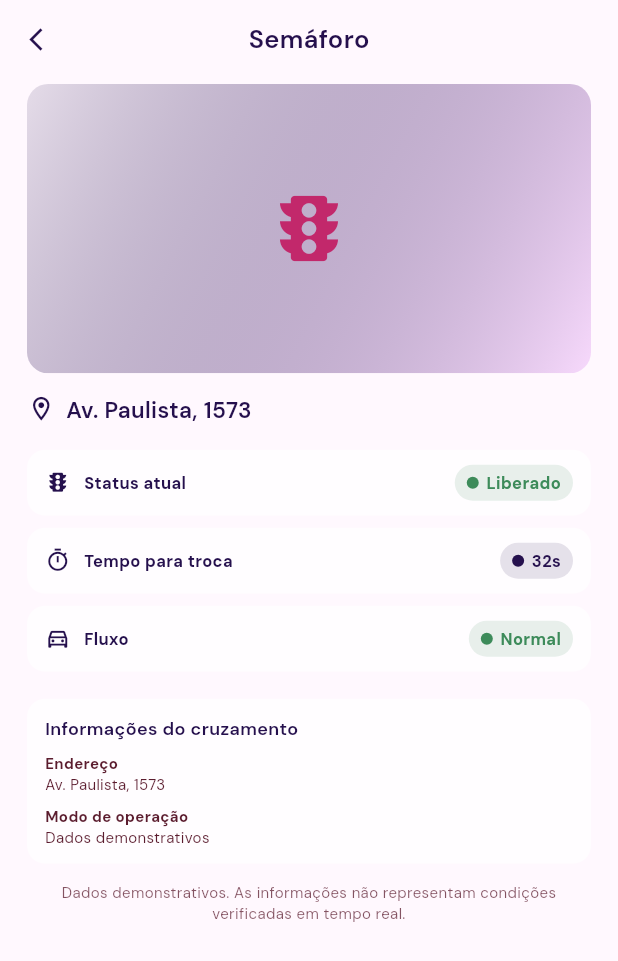
After one commit to juliarichesky/sinalizaai-mobile, a Flutter app: the TrafficLightDetailScreen screen opened directly with sample values from the repository, on a phone screen of 412 x 824 dp. The commit adds this screen. Shown: the top 961 px of the screen. Run offline on Flutter 3.47's test engine with Material 3 defaults, Android fonts, the phone set to English and light mode, and no system bars; our stand-ins replace google_fonts.

Commit message:
feat: implement traffic light details screen

```diff
--- a/lib/data/mock_map_points.dart
+++ b/lib/data/mock_map_points.dart
@@ -9,6 +9,12 @@ class MapPoint {
     required this.status,
     required this.flow,
     required this.position,
+    this.address,
+    this.changeTime,
+    this.intersection,
+    this.operationMode,
+    this.lastUpdated,
+    this.imageAsset,
   });
 
   final String name;
@@ -16,6 +22,12 @@ class MapPoint {
   final String status;
   final String flow;
   final Offset position;
+  final String? address;
+  final String? changeTime;
+  final String? intersection;
+  final String? operationMode;
+  final String? lastUpdated;
+  final String? imageAsset;
 }
 
 const mockMapPoints = [
@@ -25,6 +37,9 @@ const mockMapPoints = [
     status: 'Liberado',
     flow: 'Fluxo normal',
     position: Offset(0.52, 0.19),
+    address: 'Av. Paulista, 1573',
+    changeTime: '32s',
+    operationMode: 'Dados demonstrativos',
   ),
   MapPoint(
     name: 'Semáforo Rua Augusta',
@@ -32,6 +47,8 @@ const mockMapPoints = [
     status: 'Atenção',
     flow: 'Fluxo intenso',
     position: Offset(0.78, 0.40),
+    address: 'Rua Augusta, 1200',
+    operationMode: 'Dados demonstrativos',
   ),
   MapPoint(
     name: 'Semáforo Rua da Consolação',
@@ -39,6 +56,9 @@ const mockMapPoints = [
     status: 'Liberado',
     flow: 'Fluxo normal',
     position: Offset(0.68, 0.72),
+    address: 'Rua da Consolação, 900',
+    changeTime: '18s',
+    operationMode: 'Dados demonstrativos',
   ),
   MapPoint(
     name: 'Alagamento',
--- a/lib/screens/map_screen.dart
+++ b/lib/screens/map_screen.dart
@@ -9,6 +9,7 @@ import 'alerts_screen.dart';
 import 'home_screen.dart';
 import 'shelter_detail_screen.dart';
 import 'shelters_screen.dart';
+import 'traffic_light_detail_screen.dart';
 
 enum _MapMode { trafficLights, shelters }
 
@@ -62,6 +63,15 @@ class _MapScreenState extends State<MapScreen> {
       _searchController.clear();
     });
     _searchFocusNode.unfocus();
+  }
+
+  void _openTrafficDetails(int index) {
+    _selectTrafficPoint(index);
+    Navigator.of(context).push(
+      MaterialPageRoute<void>(
+        builder: (_) => TrafficLightDetailScreen(point: _trafficPoints[index]),
+      ),
+    );
   }
 
   void _selectMode(_MapMode mode) {
@@ -167,7 +177,7 @@ class _MapScreenState extends State<MapScreen> {
                             child: _MapMarker(
                               point: _trafficPoints[index],
                               isSelected: index == _selectedTrafficIndex,
-                              onTap: () => _selectTrafficPoint(index),
+                              onTap: () => _openTrafficDetails(index),
                             ),
                           ),
                       if (_selectedMode == _MapMode.shelters)
@@ -196,7 +206,11 @@ class _MapScreenState extends State<MapScreen> {
                           left: 14,
                           right: 14,
                           bottom: 70,
-                          child: _PointInfoCard(point: _selectedPoint),
+                          child: _PointInfoCard(
+                            point: _selectedPoint,
+                            onDetails: () =>
+                                _openTrafficDetails(_selectedTrafficIndex),
+                          ),
                         ),
                       if (_selectedMode == _MapMode.shelters &&
                           _selectedShelterIndex != null)
@@ -585,9 +599,10 @@ class _MapMarker extends StatelessWidget {
 }
 
 class _PointInfoCard extends StatelessWidget {
-  const _PointInfoCard({required this.point});
+  const _PointInfoCard({required this.point, required this.onDetails});
 
   final MapPoint point;
+  final VoidCallback onDetails;
 
   @override
   Widget build(BuildContext context) {
@@ -660,6 +675,7 @@ class _PointInfoCard extends StatelessWidget {
                 ],
               ),
             ),
+            TextButton(onPressed: onDetails, child: const Text('Ver detalhes')),
           ],
         ),
       ),
--- /dev/null
+++ b/lib/screens/traffic_light_detail_screen.dart
@@ -0,0 +1,395 @@
+import 'package:flutter/material.dart';
+
+import '../core/theme/app_colors.dart';
+import '../core/theme/app_typography.dart';
+import '../data/mock_map_points.dart';
+
+class TrafficLightDetailScreen extends StatelessWidget {
+  const TrafficLightDetailScreen({super.key, required this.point});
+
+  final MapPoint point;
+
+  @override
+  Widget build(BuildContext context) {
+    return Scaffold(
+      backgroundColor: AppColors.softBackground,
+      body: SafeArea(
+        child: Column(
+          children: [
+            _TrafficLightHeader(onBack: () => Navigator.of(context).pop()),
+            Expanded(
+              child: SingleChildScrollView(
+                padding: const EdgeInsets.fromLTRB(18, 4, 18, 24),
+                child: Column(
+                  crossAxisAlignment: CrossAxisAlignment.stretch,
+                  children: [
+                    _TrafficLightImage(point: point),
+                    const SizedBox(height: 14),
+                    _TrafficLightIdentity(point: point),
+                    const SizedBox(height: 16),
+                    _StatusCard(point: point),
+                    const SizedBox(height: 8),
+                    _TimeCard(point: point),
+                    const SizedBox(height: 8),
+                    _FlowCard(point: point),
+                    if (point.address != null ||
+                        point.intersection != null ||
+                        point.operationMode != null ||
+                        point.lastUpdated != null) ...[
+                      const SizedBox(height: 18),
+                      _CrossingInformation(point: point),
+                    ],
+                    const SizedBox(height: 12),
+                    Text(
+                      'Dados demonstrativos. As informações não representam '
+                      'condições verificadas em tempo real.',
+                      textAlign: TextAlign.center,
+                      style: AppTypography.caption.copyWith(
+                        color: AppColors.nightBordeaux.withValues(alpha: 0.75),
+                        fontSize: 10,
+                      ),
+                    ),
+                  ],
+                ),
+              ),
+            ),
+          ],
+        ),
+      ),
+    );
+  }
+}
+
+class _TrafficLightHeader extends StatelessWidget {
+  const _TrafficLightHeader({required this.onBack});
+
+  final VoidCallback onBack;
+
+  @override
+  Widget build(BuildContext context) {
+    return SizedBox(
+      height: 52,
+      child: Stack(
+        alignment: Alignment.center,
+        children: [
+          Align(
+            alignment: Alignment.centerLeft,
+            child: IconButton(
+              onPressed: onBack,
+              tooltip: 'Voltar',
+              icon: const Icon(Icons.arrow_back_ios_new, size: 18),
+              color: AppColors.darkAmethyst,
+            ),
+          ),
+          Text(
+            'Semáforo',
+            style: AppTypography.subtitle.copyWith(fontSize: 17),
+          ),
+        ],
+      ),
+    );
+  }
+}
+
+class _TrafficLightImage extends StatelessWidget {
+  const _TrafficLightImage({required this.point});
+
+  final MapPoint point;
+
+  @override
+  Widget build(BuildContext context) {
+    return AspectRatio(
+      aspectRatio: 1.95,
+      child: ClipRRect(
+        borderRadius: BorderRadius.circular(14),
+        child: point.imageAsset == null
+            ? DecoratedBox(
+                decoration: BoxDecoration(
+                  gradient: LinearGradient(
+                    colors: [
+                      AppColors.darkAmethyst.withValues(alpha: 0.12),
+                      AppColors.lavenderVeil,
+                    ],
+                    begin: Alignment.topLeft,
+                    end: Alignment.bottomRight,
+                  ),
+                ),
+                child: const Center(
+                  child: Icon(
+                    Icons.traffic,
+                    color: AppColors.hotRose,
+                    size: 58,
+                  ),
+                ),
+              )
+            : Image.asset(point.imageAsset!, fit: BoxFit.cover),
+      ),
+    );
+  }
+}
+
+class _TrafficLightIdentity extends StatelessWidget {
+  const _TrafficLightIdentity({required this.point});
+
+  final MapPoint point;
+
+  @override
+  Widget build(BuildContext context) {
+    return Row(
+      crossAxisAlignment: CrossAxisAlignment.start,
+      children: [
+        const Icon(
+          Icons.location_on_outlined,
+          color: AppColors.darkAmethyst,
+          size: 19,
+        ),
+        const SizedBox(width: 7),
+        Expanded(
+          child: Text(
+            point.address ?? point.name,
+            maxLines: 2,
+            overflow: TextOverflow.ellipsis,
+            style: AppTypography.subtitle.copyWith(fontSize: 15),
+          ),
+        ),
+      ],
+    );
+  }
+}
+
+class _StatusCard extends StatelessWidget {
+  const _StatusCard({required this.point});
+
+  final MapPoint point;
+
+  @override
+  Widget build(BuildContext context) {
+    return _MetricCard(
+      title: 'Status atual',
+      icon: Icons.traffic,
+      value: point.status,
+      color: _statusColor(point.status),
+    );
+  }
+}
+
+class _TimeCard extends StatelessWidget {
+  const _TimeCard({required this.point});
+
+  final MapPoint point;
+
+  @override
+  Widget build(BuildContext context) {
+    return _MetricCard(
+      title: 'Tempo para troca',
+      icon: Icons.timer_outlined,
+      value: point.changeTime ?? 'Não informado',
+      color: AppColors.darkAmethyst,
+    );
+  }
+}
+
+class _FlowCard extends StatelessWidget {
+  const _FlowCard({required this.point});
+
+  final MapPoint point;
+
+  @override
+  Widget build(BuildContext context) {
+    final flowLabel = _flowLabel(point.flow);
+    return _MetricCard(
+      title: 'Fluxo',
+      icon: Icons.directions_car_outlined,
+      value: flowLabel,
+      color: _flowColor(flowLabel),
+    );
+  }
+}
+
+class _MetricCard extends StatelessWidget {
+  const _MetricCard({
+    required this.title,
+    required this.icon,
+    required this.value,
+    required this.color,
+  });
+
+  final String title;
+  final IconData icon;
+  final String value;
+  final Color color;
+
+  @override
+  Widget build(BuildContext context) {
+    return Container(
+      padding: const EdgeInsets.symmetric(horizontal: 12, vertical: 10),
+      decoration: BoxDecoration(
+        color: Colors.white.withValues(alpha: 0.65),
+        borderRadius: BorderRadius.circular(12),
+      ),
+      child: Row(
+        children: [
+          Icon(icon, color: AppColors.darkAmethyst, size: 17),
+          const SizedBox(width: 9),
+          Expanded(
+            child: Text(
+              title,
+              style: AppTypography.caption.copyWith(
+                color: AppColors.darkAmethyst,
+                fontSize: 11,
+                fontWeight: FontWeight.w700,
+              ),
+            ),
+          ),
+          Container(
+            constraints: const BoxConstraints(maxWidth: 150),
+            padding: const EdgeInsets.symmetric(horizontal: 8, vertical: 4),
+            decoration: BoxDecoration(
+              color: color.withValues(alpha: 0.12),
+              borderRadius: BorderRadius.circular(12),
+            ),
+            child: Row(
+              mainAxisSize: MainAxisSize.min,
+              children: [
+                Container(
+                  height: 8,
+                  width: 8,
+                  decoration: BoxDecoration(
+                    color: color,
+                    shape: BoxShape.circle,
+                  ),
+                ),
+                const SizedBox(width: 5),
+                Flexible(
+                  child: Text(
+                    value,
+                    overflow: TextOverflow.ellipsis,
+                    style: AppTypography.caption.copyWith(
+                      color: color,
+                      fontSize: 11,
+                      fontWeight: FontWeight.w700,
+                    ),
+                  ),
+                ),
+              ],
+            ),
+          ),
+        ],
+      ),
+    );
+  }
+}
+
+class _CrossingInformation extends StatelessWidget {
+  const _CrossingInformation({required this.point});
+
+  final MapPoint point;
+
+  @override
+  Widget build(BuildContext context) {
+    final rows = <Widget>[
+      if (point.intersection != null)
+        _InformationRow(label: 'Identificação', value: point.intersection!),
+      if (point.address != null)
+        _InformationRow(label: 'Endereço', value: point.address!),
+      if (point.operationMode != null)
+        _InformationRow(label: 'Modo de operação', value: point.operationMode!),
+      if (point.lastUpdated != null)
+        _InformationRow(label: 'Última atualização', value: point.lastUpdated!),
+    ];
+
+    return Container(
+      padding: const EdgeInsets.fromLTRB(12, 11, 12, 4),
+      decoration: BoxDecoration(
+        color: Colors.white.withValues(alpha: 0.65),
+        borderRadius: BorderRadius.circular(12),
+      ),
+      child: Column(
+        crossAxisAlignment: CrossAxisAlignment.start,
+        children: [
+          Text(
+            'Informações do cruzamento',
+            style: AppTypography.subtitle.copyWith(fontSize: 12),
+          ),
+          const SizedBox(height: 8),
+          ...rows,
+        ],
+      ),
+    );
+  }
+}
+
+class _InformationRow extends StatelessWidget {
+  const _InformationRow({required this.label, required this.value});
+
+  final String label;
+  final String value;
+
+  @override
+  Widget build(BuildContext context) {
+    return Padding(
+      padding: const EdgeInsets.only(bottom: 7),
+      child: Row(
+        crossAxisAlignment: CrossAxisAlignment.start,
+        children: [
+          Expanded(
+            child: Text.rich(
+              TextSpan(
+                text: '$label\n',
+                style: AppTypography.caption.copyWith(
+                  fontSize: 10,
+                  fontWeight: FontWeight.w700,
+                ),
+                children: [
+                  TextSpan(
+                    text: value,
+                    style: AppTypography.caption.copyWith(fontSize: 10),
+                  ),
+                ],
+              ),
+            ),
+          ),
+        ],
+      ),
+    );
+  }
+}
+
+Color _statusColor(String status) {
+  switch (status) {
+    case 'Liberado':
+      return const Color(0xFF3D8B5A);
+    case 'Atenção':
+      return AppColors.sunflowerGold;
+    case 'Parado':
+      return AppColors.hotRose;
+    default:
+      return AppColors.darkAmethyst.withValues(alpha: 0.65);
+  }
+}
+
+String _flowLabel(String flow) {
+  if (flow == 'Fluxo normal') {
+    return 'Normal';
+  }
+  if (flow == 'Fluxo moderado') {
+    return 'Moderado';
+  }
+  if (flow == 'Fluxo intenso') {
+    return 'Intenso';
+  }
+  return 'Não informado';
+}
+
+Color _flowColor(String flow) {
+  switch (flow) {
+    case 'Normal':
+      return const Color(0xFF3D8B5A);
+    case 'Moderado':
+      return AppColors.sunflowerGold;
+    case 'Intenso':
+      return AppColors.hotRose;
+    default:
+      return AppColors.darkAmethyst.withValues(alpha: 0.65);
+  }
+}
```
